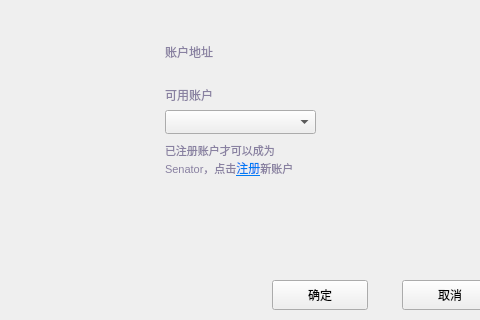
Qt form citizen/CreateCitizenDialog.ui (ufc-project/ufcwallet) before a commit; both pictures show x 95 to 575 and y 110 to 430 of the 960 by 543 pixel window.
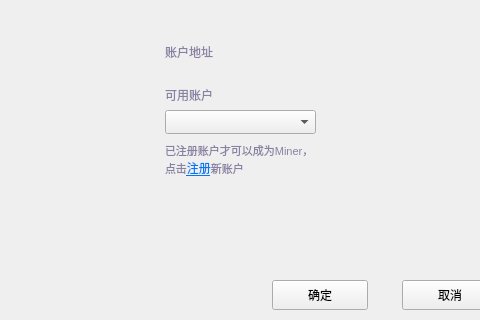
The same form after that commit.

```diff
--- a/citizen/CreateCitizenDialog.ui
+++ b/citizen/CreateCitizenDialog.ui
@@ -256,7 +256,7 @@
 color:rgb(137,129,161);</string>
        </property>
        <property name="text">
-        <string>&lt;html&gt;&lt;head/&gt;&lt;body&gt;&lt;p&gt;&lt;span style=&quot; font-size:8pt;&quot;&gt;已注册账户才可以成为Senator，点击&lt;/span&gt;&lt;a href=&quot;showRegisterDialog&quot;&gt;&lt;span style=&quot; text-decoration: underline; color:#007af4;&quot;&gt;注册&lt;/span&gt;&lt;/a&gt;&lt;span style=&quot; font-size:8pt;&quot;&gt;新账户&lt;/span&gt;&lt;/p&gt;&lt;/body&gt;&lt;/html&gt;</string>
+        <string>&lt;html&gt;&lt;head/&gt;&lt;body&gt;&lt;p&gt;&lt;span style=&quot; font-size:8pt;&quot;&gt;已注册账户才可以成为Miner，点击&lt;/span&gt;&lt;a href=&quot;showRegisterDialog&quot;&gt;&lt;span style=&quot; text-decoration: underline; color:#007af4;&quot;&gt;注册&lt;/span&gt;&lt;/a&gt;&lt;span style=&quot; font-size:8pt;&quot;&gt;新账户&lt;/span&gt;&lt;/p&gt;&lt;/body&gt;&lt;/html&gt;</string>
        </property>
        <property name="alignment">
         <set>Qt::AlignLeading|Qt::AlignLeft|Qt::AlignVCenter</set>
```
